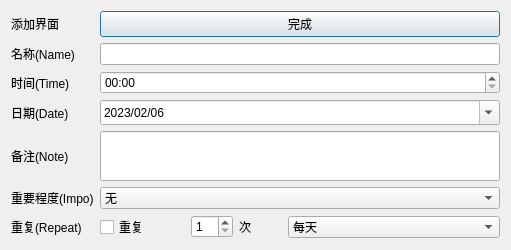
The window that addnew.ui (R-anso/2023226) describes before a commit, drawn with Qt 5.
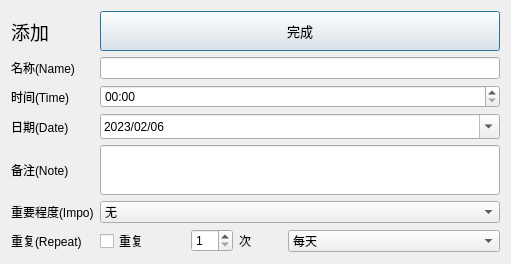
The same window after the commit.

Diff of the .ui file:
```diff
--- a/addnew.ui
+++ b/addnew.ui
@@ -7,7 +7,7 @@
     <x>0</x>
     <y>0</y>
     <width>511</width>
-    <height>249</height>
+    <height>261</height>
    </rect>
   </property>
   <property name="windowTitle">
@@ -157,6 +157,23 @@
    </item>
    <item row="0" column="2">
     <widget class="QPushButton" name="pushButton">
+     <property name="sizePolicy">
+      <sizepolicy hsizetype="Minimum" vsizetype="Fixed">
+       <horstretch>0</horstretch>
+       <verstretch>30</verstretch>
+      </sizepolicy>
+     </property>
+     <property name="minimumSize">
+      <size>
+       <width>0</width>
+       <height>40</height>
+      </size>
+     </property>
+     <property name="font">
+      <font>
+       <pointsize>10</pointsize>
+      </font>
+     </property>
      <property name="text">
       <string>完成</string>
      </property>
@@ -194,13 +211,6 @@
      </property>
     </widget>
    </item>
-   <item row="0" column="0">
-    <widget class="QLabel" name="label">
-     <property name="text">
-      <string>添加界面</string>
-     </property>
-    </widget>
-   </item>
    <item row="6" column="0">
     <widget class="QLabel" name="label_3">
      <property name="text">
@@ -257,6 +267,24 @@
      </item>
     </layout>
    </item>
+   <item row="0" column="0">
+    <widget class="QLabel" name="label">
+     <property name="minimumSize">
+      <size>
+       <width>30</width>
+       <height>40</height>
+      </size>
+     </property>
+     <property name="font">
+      <font>
+       <pointsize>14</pointsize>
+      </font>
+     </property>
+     <property name="text">
+      <string>添加</string>
+     </property>
+    </widget>
+   </item>
   </layout>
  </widget>
  <resources/>
```
Left out of the diff: 5 changed lines with no effect on the pictures.
